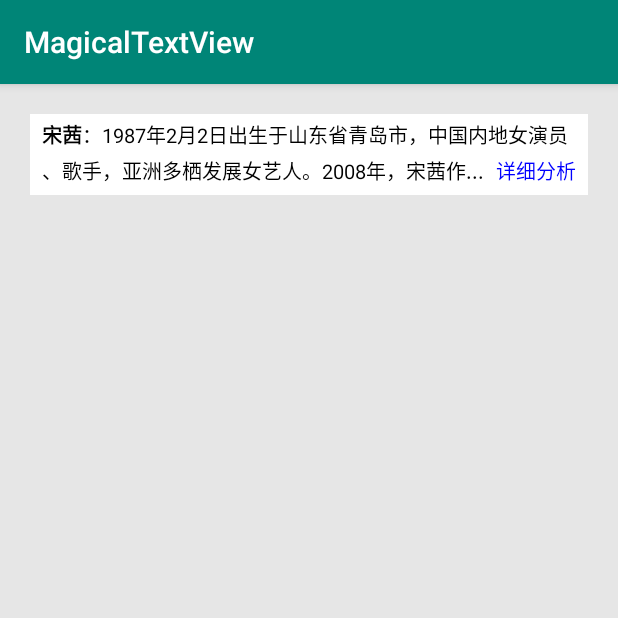
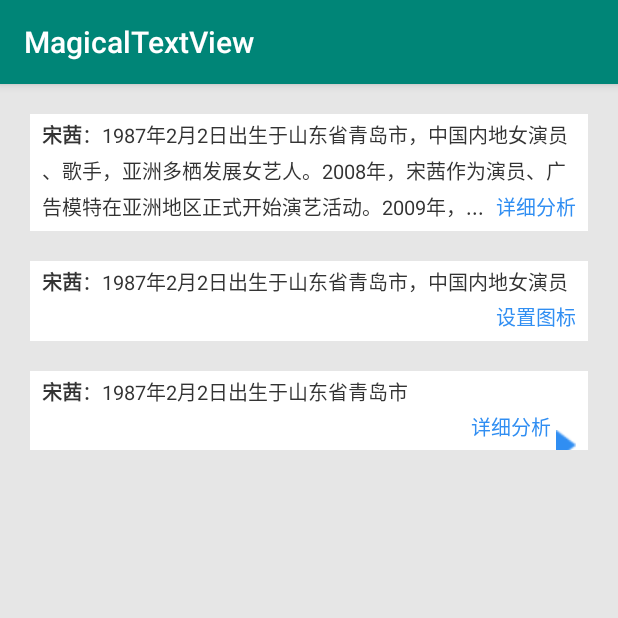
Before and after one commit to yangsanning/MagicalTextView, an Android app: the screen it shows after launch (MainActivity), on a phone screen of 412 x 824 dp, the top half of it. Run offline under Robolectric (Android 15) with nearby library versions, the phone set to English and light mode, and no system bars.

Commit message:
[ +] 增加详情图标属性

```diff
--- a/app/src/main/java/ysn/com/magicaltextview/MainActivity.java
+++ b/app/src/main/java/ysn/com/magicaltextview/MainActivity.java
@@ -5,38 +5,50 @@ import android.support.v7.app.AppCompatActivity;
 import android.view.View;
 import android.widget.Toast;
 
-public class MainActivity extends AppCompatActivity implements View.OnClickListener {
+public class MainActivity extends AppCompatActivity implements View.OnClickListener, MagicalTextView.OnDetailsClickListener {
 
-    private MagicalTextView magicalTextView;
+    private MagicalTextView magicalTextView1;
+    private MagicalTextView magicalTextView2;
+    private MagicalTextView magicalTextView3;
 
     @Override
     protected void onCreate(Bundle savedInstanceState) {
         super.onCreate(savedInstanceState);
         setContentView(R.layout.activity_main);
 
-        String text="宋茜：1987年2月2日出生于山东省青岛市，中国内地女演员、歌手，亚洲多栖发展女艺人。2008年，宋茜作为演员、广告模特在亚洲地区正式开始演艺活动。2009年，担任女子流行演唱组合f(x)队长，以歌手身份正式出道。";
-//        String text = "宋茜：1987年2月2日出生于山东省青岛市，中国内地女演员";
-//        String text="宋茜：1987年2月2日出生于山东省青岛市";
+        String text1 = getResources().getString(R.string.text1);
+        String text2 = getResources().getString(R.string.text2);
+        String text3 = getResources().getString(R.string.text3);
 
-        magicalTextView = findViewById(R.id.main_activity_text_view);
-        magicalTextView.setText(text, 2)
-                .setOnDetailsClickListener(new MagicalTextView.OnDetailsClickListener() {
-                    @Override
-                    public void onDetailsClick() {
-                        Toast.makeText(MainActivity.this, "点击了详情", Toast.LENGTH_SHORT).show();
-                    }
-                });
+        magicalTextView1 = findViewById(R.id.main_activity_text_view1);
+        magicalTextView1.setText(text1, 2)
+                .setOnDetailsClickListener(this)
+                .setOnClickListener(this);
 
-        magicalTextView.setOnClickListener(this);
+        magicalTextView2 = findViewById(R.id.main_activity_text_view2);
+        magicalTextView2.setText(text2, 2)
+                .setOnDetailsClickListener(this)
+                .setOnClickListener(this);
+
+        magicalTextView3 = findViewById(R.id.main_activity_text_view3);
+        magicalTextView3.setText(text3, 2)
+                .setOnDetailsClickListener(this)
+                .setOnClickListener(this);
     }
 
     @Override
     public void onClick(View v) {
-        switch (v.getId()) {
-            case R.id.main_activity_text_view:
-                Toast.makeText(MainActivity.this, "点击了文本", Toast.LENGTH_SHORT).show();
+        Toast.makeText(MainActivity.this, "点击了文本", Toast.LENGTH_SHORT).show();
+    }
+
+    @Override
+    public void onDetailsClick(MagicalTextView magicalTextView) {
+        switch (magicalTextView.getId()) {
+            case R.id.main_activity_text_view2:
+                magicalTextView2.setDetailsImage(getResources().getDrawable(R.drawable.ic_arrow_blue));
                 break;
             default:
+                Toast.makeText(MainActivity.this, "点击了详情", Toast.LENGTH_SHORT).show();
                 break;
         }
     }
--- a/app/src/main/res/layout/activity_main.xml
+++ b/app/src/main/res/layout/activity_main.xml
@@ -10,7 +10,7 @@
     tools:context=".MainActivity">
 
     <ysn.com.magicaltextview.MagicalTextView
-        android:id="@+id/main_activity_text_view"
+        android:id="@+id/main_activity_text_view1"
         android:layout_width="match_parent"
         android:layout_height="wrap_content"
         android:background="@android:color/white"
@@ -20,7 +20,45 @@
         app:mtv_padding_top="8dp"
         app:mtv_details_text="详细分析"
         app:mtv_force_max_height="true"
+        app:mtv_default_text="@string/text1"
+        app:mtv_details_text_color="@color/mtv_details_text_color"
+        app:mtv_max_line="3"
+        app:mtv_row_width="10dp"
+        app:mtv_text_size="13sp" />
+
+    <ysn.com.magicaltextview.MagicalTextView
+        android:id="@+id/main_activity_text_view2"
+        android:layout_width="match_parent"
+        android:layout_height="wrap_content"
+        android:layout_marginTop="20dp"
+        android:background="@android:color/white"
+        app:mtv_default_text="@string/text2"
+        app:mtv_details_text="设置图标"
+        app:mtv_force_max_height="true"
         app:mtv_max_line="2"
+        app:mtv_padding_bottom="8dp"
+        app:mtv_padding_left="8dp"
+        app:mtv_padding_right="8dp"
+        app:mtv_padding_top="8dp"
+        app:mtv_row_width="10dp"
+        app:mtv_text_size="13sp" />
+
+    <ysn.com.magicaltextview.MagicalTextView
+        android:id="@+id/main_activity_text_view3"
+        android:layout_width="match_parent"
+        android:layout_height="wrap_content"
+        android:layout_marginTop="20dp"
+        android:background="@android:color/white"
+        app:mtv_default_text="@string/text3"
+        app:mtv_details_image="@drawable/ic_arrow_blue"
+        app:mtv_details_text="详细分析"
+        app:mtv_force_max_height="true"
+        app:mtv_max_line="2"
+        app:mtv_details_image_margin_left="3dp"
+        app:mtv_padding_bottom="8dp"
+        app:mtv_padding_left="8dp"
+        app:mtv_padding_right="8dp"
+        app:mtv_padding_top="8dp"
         app:mtv_row_width="10dp"
         app:mtv_text_size="13sp" />
 </LinearLayout>
--- a/app/src/main/res/values/strings.xml
+++ b/app/src/main/res/values/strings.xml
@@ -1,3 +1,7 @@
 <resources>
     <string name="app_name">MagicalTextView</string>
+
+    <string name="text1">宋茜：1987年2月2日出生于山东省青岛市，中国内地女演员、歌手，亚洲多栖发展女艺人。2008年，宋茜作为演员、广告模特在亚洲地区正式开始演艺活动。2009年，担任女子流行演唱组合f(x)队长，以歌手身份正式出道。</string>
+    <string name="text2">宋茜：1987年2月2日出生于山东省青岛市，中国内地女演员</string>
+    <string name="text3">宋茜：1987年2月2日出生于山东省青岛市</string>
 </resources>
--- /dev/null
+++ b/magicaltextview/src/main/java/ysn/com/magicaltextview/ImageUtils.java
@@ -0,0 +1,48 @@
+package ysn.com.magicaltextview;
+
+import android.graphics.Bitmap;
+import android.graphics.Canvas;
+import android.graphics.Matrix;
+import android.graphics.PixelFormat;
+import android.graphics.drawable.Drawable;
+
+/**
+ * @Author yangsanning
+ * @ClassName ImageUtils
+ * @Description 一句话概括作用
+ * @Date 2019/4/22
+ * @History 2019/4/22 author: description:
+ */
+public class ImageUtils {
+
+    /**
+     * drawableToBitmap
+     */
+    public static Bitmap drawableToBitmap(Drawable drawable) {
+        int width = drawable.getIntrinsicWidth();
+        int height = drawable.getIntrinsicHeight();
+        Bitmap.Config config = drawable.getOpacity() != PixelFormat.OPAQUE ? Bitmap.Config.ARGB_8888
+                : Bitmap.Config.RGB_565;
+        Bitmap bitmap = Bitmap.createBitmap(width, height, config);
+        Canvas canvas = new Canvas(bitmap);
+        drawable.setBounds(0, 0, width, height);
+        drawable.draw(canvas);
+        return bitmap;
+    }
+
+    /**
+     * 缩放图片
+     */
+    public static Bitmap zoomBitmap(Bitmap bitmap, int w, int h) {
+        int width = bitmap.getWidth();
+        int height = bitmap.getHeight();
+        Matrix matrix = new Matrix();
+        float scaleWidth = ((float) w / width);
+        float scaleHeight = ((float) h / height);
+        /*
+         * 通过Matrix类的postScale方法进行缩放
+         */
+        matrix.postScale(scaleWidth, scaleHeight);
+        return Bitmap.createBitmap(bitmap, 0, 0, width, height, matrix, true);
+    }
+}
--- a/magicaltextview/src/main/java/ysn/com/magicaltextview/MagicalTextView.java
+++ b/magicaltextview/src/main/java/ysn/com/magicaltextview/MagicalTextView.java
@@ -3,11 +3,13 @@ package ysn.com.magicaltextview;
 import android.annotation.TargetApi;
 import android.content.Context;
 import android.content.res.TypedArray;
+import android.graphics.Bitmap;
 import android.graphics.Canvas;
 import android.graphics.Color;
 import android.graphics.Paint;
 import android.graphics.Rect;
 import android.graphics.Typeface;
+import android.graphics.drawable.Drawable;
 import android.os.Build;
 import android.text.TextPaint;
 import android.text.TextUtils;
@@ -51,13 +53,18 @@ public class MagicalTextView extends View {
      */
     private int virtualStartLine;
 
+    private Bitmap detailsImage;
+    private int detailsImageWidth;
+    private int detailsImageHeight;
+    private int detailsImageMarginLeft;
+
     private int viewWidth, viewHeight;
 
     private char[] textCharArray;
     private List<String> lineTextList = new ArrayList<>();
     private Rect[] textRectArray = null;
     private String endTagText = "...";
-    private int endTagTextWidth, detailsTextWidth, maxLineTextWidth, lineTextWidth;
+    private int endTagTextWidth, detailsTextWidth, lineTextWidth;
     private int boldEndIndex;
 
     private boolean isRangeDown;
@@ -91,9 +98,11 @@ public class MagicalTextView extends View {
     private void initAttrs(Context context, AttributeSet attrs) {
         TypedArray typedArray = context.obtainStyledAttributes(attrs, R.styleable.MagicalTextView);
         defaultText = typedArray.getString(R.styleable.MagicalTextView_mtv_default_text);
-        textColor = typedArray.getColor(R.styleable.MagicalTextView_mtv_default_text_color, Color.BLACK);
+        textColor = typedArray.getColor(R.styleable.MagicalTextView_mtv_default_text_color,
+                context.getResources().getColor(R.color.mtv_text_color));
         detailsText = typedArray.getString(R.styleable.MagicalTextView_mtv_details_text);
-        detailsTextColor = typedArray.getColor(R.styleable.MagicalTextView_mtv_details_text_color, Color.BLUE);
+        detailsTextColor = typedArray.getColor(R.styleable.MagicalTextView_mtv_details_text_color,
+                context.getResources().getColor(R.color.mtv_details_text_color));
         detailsMarginLeft = typedArray.getDimensionPixelSize(R.styleable.MagicalTextView_mtv_details_margin_left, 0);
         textSize = typedArray.getDimensionPixelSize(R.styleable.MagicalTextView_mtv_text_size, 50);
 
@@ -106,7 +115,24 @@ public class MagicalTextView extends View {
         maxLine = typedArray.getInteger(R.styleable.MagicalTextView_mtv_max_line, 3);
 
         isForceMaxHeight = typedArray.getBoolean(R.styleable.MagicalTextView_mtv_force_max_height, false);
+
+        Drawable detailsImage = typedArray.getDrawable(R.styleable.MagicalTextView_mtv_details_image);
+        detailsImageWidth = typedArray.getDimensionPixelSize(R.styleable.MagicalTextView_mtv_details_image_width, 20);
+        detailsImageHeight = typedArray.getDimensionPixelSize(R.styleable.MagicalTextView_mtv_details_image_height, 30);
+        detailsImageMarginLeft = typedArray.getDimensionPixelSize(R.styleable.MagicalTextView_mtv_details_image_margin_left, 10);
+        if (detailsImage != null) {
+            zoomBitmap(drawableToBitmap(detailsImage));
+        }
+
         typedArray.recycle();
+    }
+
+    private Bitmap drawableToBitmap(Drawable drawable) {
+        return ImageUtils.drawableToBitmap(drawable);
+    }
+
+    private void zoomBitmap(Bitmap bitmap) {
+        detailsImage = ImageUtils.zoomBitmap(bitmap, detailsImageWidth, detailsImageHeight);
     }
 
     private void initPaint() {
@@ -138,8 +164,6 @@ public class MagicalTextView extends View {
         super.onSizeChanged(w, h, oldw, oldh);
         viewWidth = w;
         viewHeight = h;
-
-        maxLineTextWidth = viewWidth - paddingLeft - paddingRight - endTagTextWidth - detailsMarginLeft - detailsTextWidth;
     }
 
     @Override
@@ -258,7 +282,8 @@ public class MagicalTextView extends View {
             if (maxLine == i + 1) {
                 canvas.drawText(getPassText(lineText, true), paddingLeft, marginTop, textPaint);
                 textPaint.setColor(detailsTextColor);
-                canvas.drawText(detailsText, (viewWidth - paddingRight - detailsTextWidth), marginTop, textPaint);
+                canvas.drawText(detailsText, getDetailsStartX(), marginTop, textPaint);
+                drawDetailsBitmap(canvas, marginTop);
                 break;
             } else {
                 canvas.drawText(lineText, paddingLeft, marginTop, textPaint);
@@ -277,10 +302,31 @@ public class MagicalTextView extends View {
 
     private String getPassText(String text, boolean isFirst) {
         lineTextWidth = (int) textPaint.measureText(text);
-        if (lineTextWidth >= maxLineTextWidth) {
+        if (lineTextWidth >= getMaxLineTextWidth()) {
             return getPassText(text.substring(0, text.length() - 1), false);
         }
         return isFirst ? text : text + endTagText;
+    }
+
+    private int getMaxLineTextWidth() {
+        int maxLineTextWidth = viewWidth - paddingLeft - paddingRight - endTagTextWidth - detailsMarginLeft - detailsTextWidth;
+        if (detailsImage != null) {
+            maxLineTextWidth -= (detailsImageWidth + detailsImageMarginLeft);
+        }
+        return maxLineTextWidth;
+    }
+
+    private int getDetailsStartX() {
+        int x = viewWidth - paddingRight - detailsTextWidth;
+        return detailsImage == null ? x : (x - detailsImageWidth - detailsImageMarginLeft);
+    }
+
+    private void drawDetailsBitmap(Canvas canvas, int marginTop) {
+        if (detailsImage != null) {
+            float bitmapLeft = viewWidth - paddingRight - detailsImageWidth;
+            float bitmapTop = marginTop - textRectArray[maxLine - 1].height() + detailsImageHeight / 2f;
+            canvas.drawBitmap(detailsImage, bitmapLeft, bitmapTop, textPaint);
+        }
     }
 
     @Override
@@ -297,7 +343,7 @@ public class MagicalTextView extends View {
                     break;
                 }
                 if (isRangeDown && isRangeDown(event) && onDetailsClickListener != null) {
-                    onDetailsClickListener.onDetailsClick();
+                    onDetailsClickListener.onDetailsClick(this);
                 } else {
                     performClick();
                 }
@@ -322,7 +368,7 @@ public class MagicalTextView extends View {
      */
     private boolean isRangeDown(MotionEvent event) {
         int rangeY = viewHeight - paddingBottom - textRectArray[maxLine - 1].height();
-        return (event.getX() > maxLineTextWidth) && event.getY() > rangeY;
+        return (event.getX() > getMaxLineTextWidth()) && event.getY() > rangeY;
     }
 
     public MagicalTextView setMaxLine(int maxLine) {
@@ -333,6 +379,16 @@ public class MagicalTextView extends View {
 
     public MagicalTextView setForceMaxHeight(boolean forceMaxHeight) {
         isForceMaxHeight = forceMaxHeight;
+        return this;
+    }
+
+    public MagicalTextView setDetailsImage(Drawable detailsDrawable) {
+        return setDetailsImage(drawableToBitmap(detailsDrawable));
+    }
+
+    public MagicalTextView setDetailsImage(Bitmap detailsImage) {
+        zoomBitmap(detailsImage);
+        invalidate();
         return this;
     }
 
@@ -361,12 +417,13 @@ public class MagicalTextView extends View {
         return this;
     }
 
-    public void setOnDetailsClickListener(OnDetailsClickListener onDetailsClickListener) {
+    public MagicalTextView setOnDetailsClickListener(OnDetailsClickListener onDetailsClickListener) {
         this.onDetailsClickListener = onDetailsClickListener;
+        return this;
     }
 
     interface OnDetailsClickListener {
 
-        void onDetailsClick();
+        void onDetailsClick(MagicalTextView magicalTextView);
     }
 }
--- a/magicaltextview/src/main/res/values/attrs.xml
+++ b/magicaltextview/src/main/res/values/attrs.xml
@@ -15,5 +15,10 @@
         <attr name="mtv_row_width" format="dimension" />
         <attr name="mtv_max_line" format="integer" />
         <attr name="mtv_force_max_height" format="boolean" />
+
+        <attr name="mtv_details_image" format="reference" />
+        <attr name="mtv_details_image_width" format="dimension" />
+        <attr name="mtv_details_image_height" format="dimension" />
+        <attr name="mtv_details_image_margin_left" format="dimension" />
     </declare-styleable>
 </resources>
--- a/magicaltextview/src/main/res/values/colors.xml
+++ b/magicaltextview/src/main/res/values/colors.xml
@@ -2,4 +2,5 @@
 <resources>
 
     <color name="mtv_text_color">#333333</color>
+    <color name="mtv_details_text_color">#308ef2</color>
 </resources>
```
Also changed, not shown: app/src/main/res/drawable/ic_arrow_blue.png (added).
